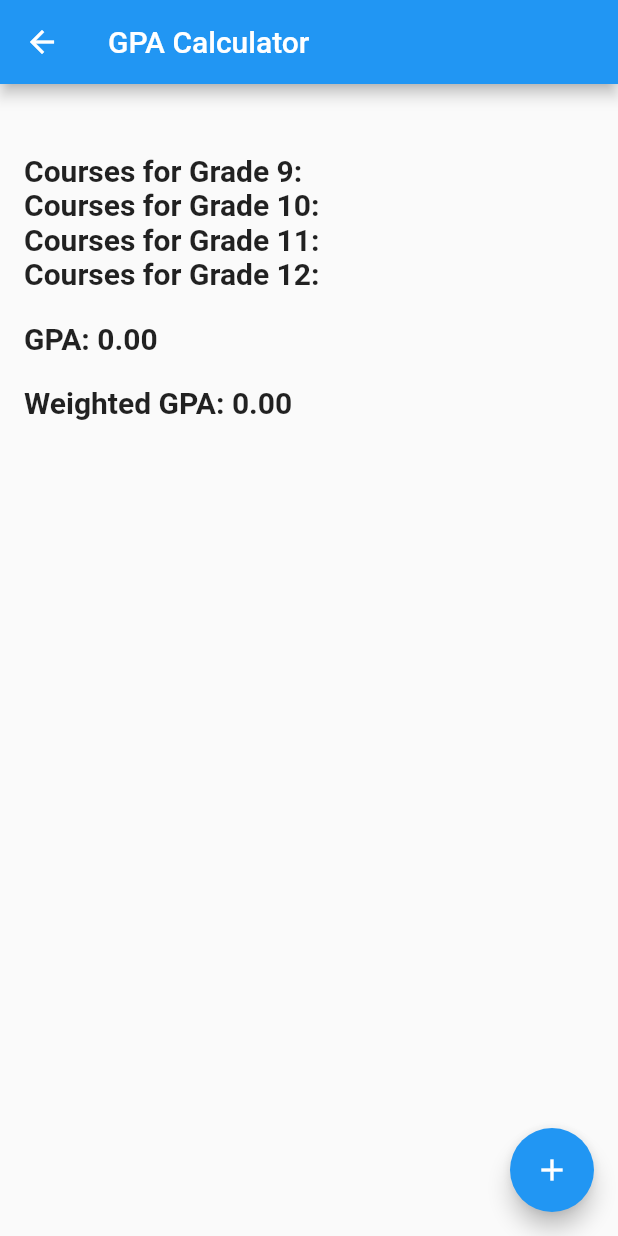
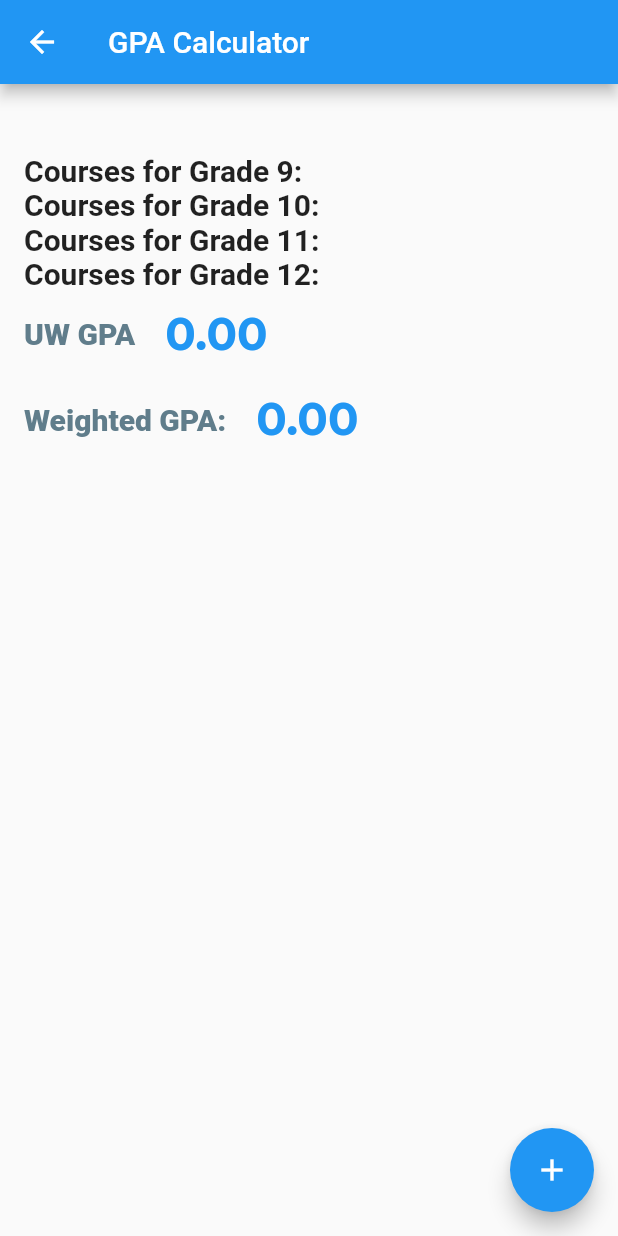
Before and after one commit to DannyM125/intro_to_programming_FBLA_23-24, a Flutter app: the screen it shows after launch, after a tap on "Edit Courses", on a phone screen of 412 x 824 dp. Run offline on Flutter 3.47's test engine with Material 2 defaults, Android fonts, the phone set to English and light mode, and no system bars; our stand-ins replace google_fonts, shared_preferences.

Commit message:
Switched Laptop Repo

```diff
--- a/lib/CoursePage.dart
+++ b/lib/CoursePage.dart
@@ -1,6 +1,6 @@
 import 'dart:convert';
 import 'package:flutter/material.dart';
-import 'package:intro_to_programming_fbla/Course.dart';
+import 'package:intro_to_programming_fbla/util/Course.dart';
 import 'package:shared_preferences/shared_preferences.dart';
 import 'package:google_fonts/google_fonts.dart';
 import 'main.dart';
@@ -150,12 +150,27 @@ class _CalculatorScreenState extends State<CalculatorScreen> {
                   );
                 },
               ),
-              SizedBox(height: 20),
+              SizedBox(height: 10),
               Row(
                 children: [
-                  Text(
-                    'GPA: ${calculateGPA().toStringAsFixed(2)}',
-                    style: TextStyle(fontSize: 20, fontWeight: FontWeight.bold),
+                  Row(
+                    children: [
+                      Text(
+                        "UW GPA",
+                        style: TextStyle(
+                            fontSize: 20,
+                            fontWeight: FontWeight.w800,
+                            color: Colors.blueGrey),
+                      ),
+                      SizedBox(width: 20),
+                      Text(
+                        '${calculateGPA().toStringAsFixed(2)}',
+                        style: GoogleFonts.montserrat(
+                          fontSize: 30, // Adjust font size as needed
+                          fontWeight: FontWeight.w700,
+                            color: Colors.blue),
+                      ),
+                    ],
                   ),
                 ],
               ),
@@ -163,9 +178,20 @@ class _CalculatorScreenState extends State<CalculatorScreen> {
               Row(
                 children: [
                   Text(
-                    'Weighted GPA: ${calculateWeightedGPA().toStringAsFixed(2)}',
-                    style: TextStyle(fontSize: 20, fontWeight: FontWeight.bold),
+                    'Weighted GPA:',
+                    style: TextStyle(
+                        fontSize: 20,
+                        fontWeight: FontWeight.w800,
+                        color: Colors.blueGrey),
                   ),
+                  SizedBox(width: 20),
+                      Text(
+                        '${calculateWeightedGPA().toStringAsFixed(2)}',
+                        style: GoogleFonts.montserrat(
+                          fontSize: 30, // Adjust font size as needed
+                          fontWeight: FontWeight.w700,
+                            color: Colors.blue),
+                      ),
                 ],
               ),
             ],
@@ -497,6 +523,8 @@ class _CalculatorScreenState extends State<CalculatorScreen> {
     return totalCredits != 0 ? totalPoints / totalCredits : 0.0;
   }
 
+  double get weightedGPA => calculateWeightedGPA();
+
   double gradeToPointUW(String grade) {
     switch (grade) {
       case 'A':
--- a/lib/StatsPage.dart
+++ b/lib/StatsPage.dart
@@ -3,7 +3,6 @@ import 'package:intro_to_programming_fbla/CoursePage.dart';
 
 class StatisticsScreen extends StatelessWidget {
   @override
-
   Widget build(BuildContext context) {
     return Scaffold(
       appBar: AppBar(
@@ -14,7 +13,6 @@ class StatisticsScreen extends StatelessWidget {
             fontWeight: FontWeight.bold, // Font weight (bold)
             fontStyle: FontStyle.italic, // Font style (italic)
             color: Colors.white, // Text color
-
           ),
         ),
       ),
@@ -27,7 +25,9 @@ class StatisticsScreen extends StatelessWidget {
             RoundedWeightedGPABox(),
             SizedBox(height: 20), // Spacer between GPA boxes and button
             editCoursesButton(),
-            SizedBox(height: 200,)
+            SizedBox(
+              height: 200,
+            )
           ],
         ),
       ),
@@ -45,6 +45,10 @@ class RoundedGPABox extends StatelessWidget {
       decoration: BoxDecoration(
         color: Colors.blue,
         borderRadius: BorderRadius.circular(60),
+        border: Border.all(
+          width: 4,
+          color: Colors.black,
+        ),
       ),
       child: const Column(
         mainAxisAlignment: MainAxisAlignment.center,
@@ -82,6 +86,10 @@ class RoundedWeightedGPABox extends StatelessWidget {
       decoration: BoxDecoration(
         color: Colors.blue,
         borderRadius: BorderRadius.circular(60),
+        border: Border.all(
+          width: 4,
+          color: Colors.black,
+        ),
       ),
       child: const Column(
         mainAxisAlignment: MainAxisAlignment.center,
@@ -126,6 +134,7 @@ class editCoursesButton extends StatelessWidget {
             vertical: 15, horizontal: 50), // Button padding
         shape: RoundedRectangleBorder(
           borderRadius: BorderRadius.circular(20), // Button border radius
+          side: BorderSide(width: 4, color: Colors.black), // Outline
         ),
       ),
       child: Text(
```
Also changed, not shown: lib/main.dart (line endings or trailing spaces), lib/util/Course.dart (renamed from lib/Course.dart).
